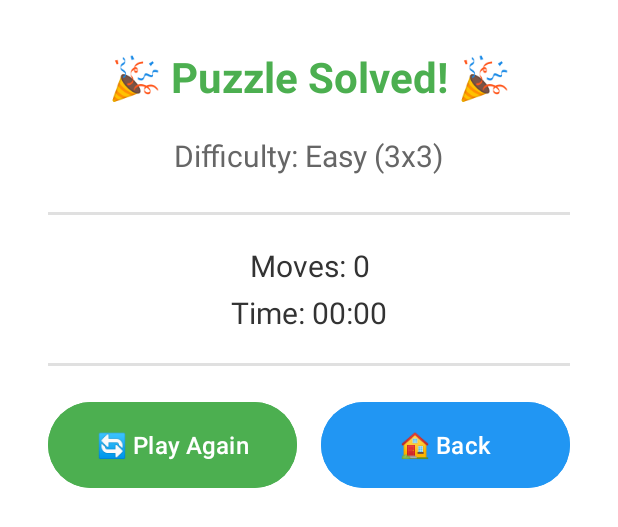
After one commit to wyntheprogrammer/Slidr, an Android app: the layout dialog_classic_success.xml on its own in the app's theme, with its tools: preview values and no code run, on a phone screen of 412 x 824 dp. The commit adds this screen. Shown: the top 527 px of the screen. Run offline under Robolectric (Android 15) with nearby library versions, the phone set to English and light mode, and no system bars.

Commit message:
Added UI for classic mode success.

```diff
--- /dev/null
+++ b/app/src/main/res/layout/dialog_classic_success.xml
@@ -0,0 +1,95 @@
+<?xml version="1.0" encoding="utf-8"?>
+<LinearLayout xmlns:android="http://schemas.android.com/apk/res/android"
+    android:layout_width="match_parent"
+    android:layout_height="wrap_content"
+    android:orientation="vertical"
+    android:padding="32dp"
+    android:background="#FFFFFF"
+    android:gravity="center">
+
+    <TextView
+        android:id="@+id/tvSuccessTitle"
+        android:layout_width="wrap_content"
+        android:layout_height="wrap_content"
+        android:text="🎉 Puzzle Solved! 🎉"
+        android:textSize="28sp"
+        android:textColor="#4CAF50"
+        android:textStyle="bold"
+        android:textAlignment="center"
+        android:layout_marginBottom="20dp"/>
+
+    <TextView
+        android:id="@+id/tvDifficulty"
+        android:layout_width="wrap_content"
+        android:layout_height="wrap_content"
+        android:text="Difficulty: Easy (3x3)"
+        android:textSize="20sp"
+        android:textColor="#666666"
+        android:textAlignment="center"
+        android:layout_marginBottom="24dp"/>
+
+    <View
+        android:layout_width="match_parent"
+        android:layout_height="2dp"
+        android:background="#E0E0E0"
+        android:layout_marginBottom="20dp"/>
+
+    <TextView
+        android:id="@+id/tvGameStats"
+        android:layout_width="wrap_content"
+        android:layout_height="wrap_content"
+        android:text="Moves: 0\nTime: 00:00"
+        android:textSize="20sp"
+        android:textColor="#333333"
+        android:textAlignment="center"
+        android:lineSpacingExtra="8dp"
+        android:layout_marginBottom="20dp"/>
+
+    <View
+        android:layout_width="match_parent"
+        android:layout_height="2dp"
+        android:background="#E0E0E0"
+        android:layout_marginBottom="20dp"/>
+
+    <TextView
+        android:id="@+id/tvRecordText"
+        android:layout_width="wrap_content"
+        android:layout_height="wrap_content"
+        android:text="🏆 NEW RECORD! 🏆"
+        android:textSize="18sp"
+        android:textColor="#FF9800"
+        android:textStyle="bold"
+        android:textAlignment="center"
+        android:lineSpacingExtra="6dp"
+        android:layout_marginBottom="32dp"
+        android:visibility="gone"/>
+
+    <LinearLayout
+        android:layout_width="match_parent"
+        android:layout_height="wrap_content"
+        android:orientation="horizontal"
+        android:gravity="center">
+
+        <Button
+            android:id="@+id/btnPlayAgain"
+            android:layout_width="0dp"
+            android:layout_height="65dp"
+            android:layout_weight="1"
+            android:text="🔄 Play Again"
+            android:textSize="16sp"
+            android:backgroundTint="#4CAF50"
+            android:layout_marginEnd="8dp"/>
+
+        <Button
+            android:id="@+id/btnBackToMenu"
+            android:layout_width="0dp"
+            android:layout_height="65dp"
+            android:layout_weight="1"
+            android:text="🏠 Back"
+            android:textSize="16sp"
+            android:backgroundTint="#2196F3"
+            android:layout_marginStart="8dp"/>
+
+    </LinearLayout>
+
+</LinearLayout>
```
Also changed, not shown: app/src/main/java/com/example/slidr/GameActivity.java (+45 -14 lines), app/src/main/java/com/example/slidr/SettingsActivity.java (+107 -8 lines).
